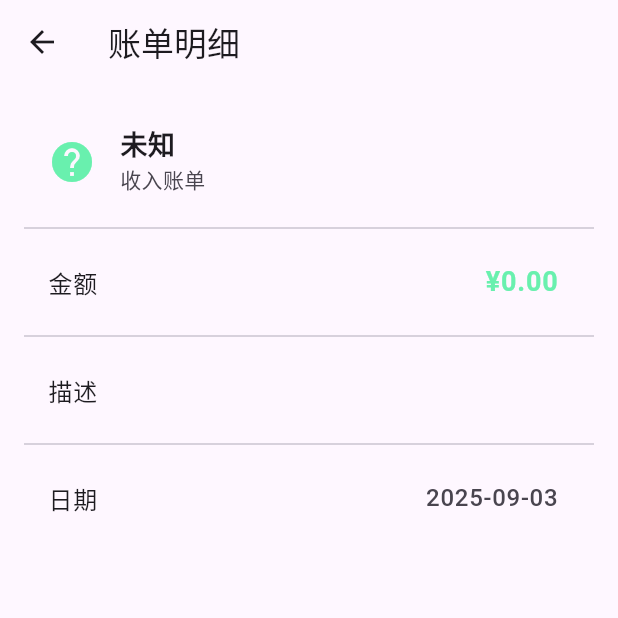
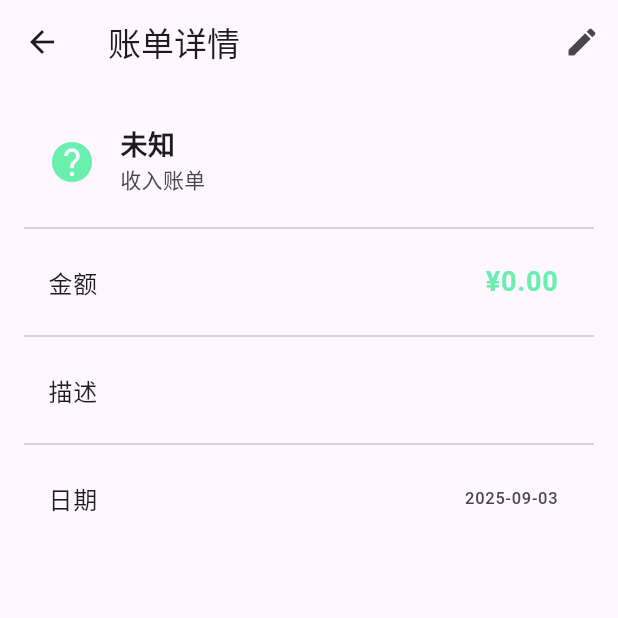
Before and after one commit to linye818/accounting-app, a Flutter app: the DetailScreen screen opened directly with empty values, on a phone screen of 412 x 824 dp, the top half of it. Run offline on Flutter 3.47's test engine with Material 3 defaults, Android fonts, the phone set to English and light mode, and no system bars; our stand-ins replace material_design_icons_flutter, sqflite; accounts and stored records are empty.

Commit message:
Update detail_screen.dart

```diff
--- a/lib/screens/detail_screen.dart
+++ b/lib/screens/detail_screen.dart
@@ -3,52 +3,86 @@ import 'package:provider/provider.dart';
 import 'package:intl/intl.dart';
 import '../providers/expense_provider.dart';
 import '../models/expense.dart';
-// 关键：引用新的分类模型，删除旧的 category.dart 引用
 import '../models/account_category.dart' as cat;
+import 'add_edit_expense_screen.dart';
 
-class DetailScreen extends StatefulWidget {
+class DetailScreen extends StatelessWidget {
   final Expense expense;
 
   const DetailScreen({Key? key, required this.expense}) : super(key: key);
 
   @override
-  State<DetailScreen> createState() => _DetailScreenState();
-}
+  Widget build(BuildContext context) {
+    final provider = Provider.of<ExpenseProvider>(context);
+    final category = provider.categories.firstWhere(
+      (c) => c.id == expense.categoryId,
+      orElse: () => cat.AccountCategory(
+        id: -1,
+        name: '未知',
+        icon: 'help',
+        isExpense: true,
+      ),
+    );
 
-class _DetailScreenState extends State<DetailScreen> {
-  bool _isLoading = true;
-  late cat.AccountCategory _category; // 类型改为 AccountCategory
-
-  @override
-  void initState() {
-    super.initState();
-    WidgetsBinding.instance.addPostFrameCallback((_) => _loadCategory());
-  }
-
-  Future<void> _loadCategory() async {
-    try {
-      final provider = Provider.of<ExpenseProvider>(context, listen: false);
-      await provider.initDatabase();
-      await provider.loadCategories();
-
-      // 查找分类，找不到时返回“未知分类”（类名已改）
-      final foundCategory = provider.categories.firstWhere(
-        (c) => c.id == widget.expense.categoryId,
-        orElse: () => cat.AccountCategory(
-          id: -1,
-          name: '未知',
-          icon: 'help',
-          isExpense: true
+    return Scaffold(
+      appBar: AppBar(
+        title: const Text('账单详情'),
+        actions: [
+          IconButton(
+            icon: const Icon(Icons.edit),
+            onPressed: () => Navigator.push(
+              context,
+              MaterialPageRoute(
+                builder: (context) => AddEditExpenseScreen(expense: expense),
+              ),
+            ),
+            tooltip: '编辑账单',
+          ),
+        ],
+      ),
+      body: Padding(
+        padding: const EdgeInsets.all(16.0),
+        child: Column(
+          crossAxisAlignment: CrossAxisAlignment.start,
+          children: [
+            ListTile(
+              leading: Icon(
+                _getCategoryIcon(category.icon),
+                color: expense.isExpense ? Colors.redAccent : Colors.greenAccent,
+                size: 32,
+              ),
+              title: Text(
+                category.name,
+                style: const TextStyle(fontSize: 18, fontWeight: FontWeight.bold),
+              ),
+              subtitle: Text(expense.isExpense ? '支出账单' : '收入账单'),
+            ),
+            const Divider(),
+            ListTile(
+              title: const Text('金额'),
+              trailing: Text(
+                '¥${expense.amount.toStringAsFixed(2)}',
+                style: TextStyle(
+                  fontSize: 18,
+                  fontWeight: FontWeight.bold,
+                  color: expense.isExpense ? Colors.redAccent : Colors.greenAccent,
+                ),
+              ),
+            ),
+            const Divider(),
+            ListTile(
+              title: const Text('描述'),
+              trailing: Text(expense.description),
+            ),
+            const Divider(),
+            ListTile(
+              title: const Text('日期'),
+              trailing: Text(DateFormat('yyyy-MM-dd').format(expense.date)),
+            ),
+          ],
         ),
-      );
-      setState(() {
-        _category = foundCategory;
-        _isLoading = false;
-      });
-    } catch (e) {
-      print('明细页加载错误: $e');
-      setState(() => _isLoading = false);
-    }
+      ),
+    );
   }
 
   IconData _getCategoryIcon(String iconName) {
@@ -68,54 +102,4 @@ class _DetailScreenState extends State<DetailScreen> {
       default: return Icons.category;
     }
   }
-
-  @override
-  Widget build(BuildContext context) {
-    return Scaffold(
-      appBar: AppBar(title: const Text('账单明细')),
-      body: _isLoading
-          ? const Center(child: CircularProgressIndicator())
-          : Padding(
-              padding: const EdgeInsets.all(16.0),
-              child: ListView(
-                children: [
-                  ListTile(
-                    leading: Icon(
-                      _getCategoryIcon(_category.icon),
-                      color: widget.expense.isExpense ? Colors.redAccent : Colors.greenAccent,
-                      size: 32,
-                    ),
-                    title: Text(_category.name, style: const TextStyle(fontSize: 18, fontWeight: FontWeight.bold)),
-                    subtitle: Text(widget.expense.isExpense ? '支出账单' : '收入账单'),
-                  ),
-                  const Divider(),
-                  ListTile(
-                    title: const Text('金额'),
-                    trailing: Text(
-                      '¥${widget.expense.amount.toStringAsFixed(2)}',
-                      style: TextStyle(
-                        fontSize: 18,
-                        fontWeight: FontWeight.bold,
-                        color: widget.expense.isExpense ? Colors.redAccent : Colors.greenAccent,
-                      ),
-                    ),
-                  ),
-                  const Divider(),
-                  ListTile(
-                    title: const Text('描述'),
-                    trailing: Text(widget.expense.description, style: const TextStyle(fontSize: 16)),
-                  ),
-                  const Divider(),
-                  ListTile(
-                    title: const Text('日期'),
-                    trailing: Text(
-                      DateFormat('yyyy-MM-dd').format(widget.expense.date),
-                      style: const TextStyle(fontSize: 16),
-                    ),
-                  ),
-                ],
-              ),
-            ),
-    );
-  }
 }
```
